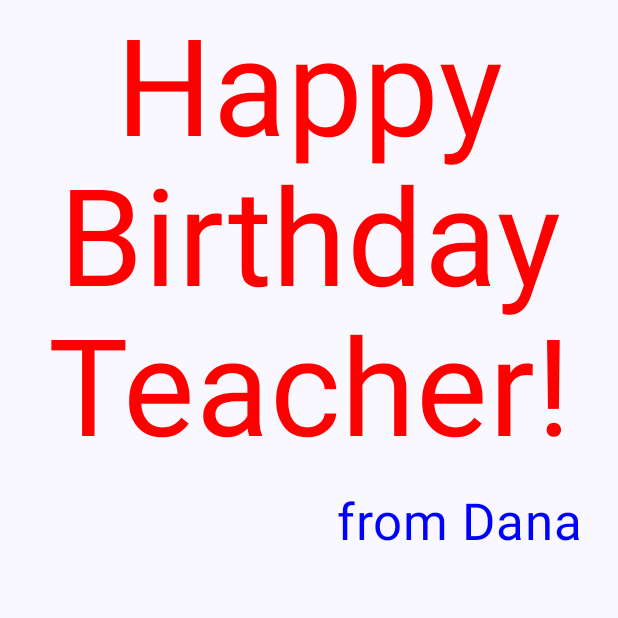
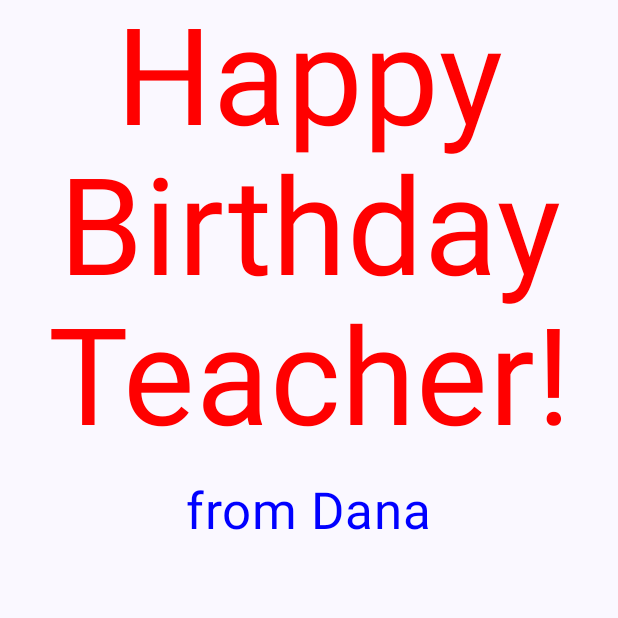
Before and after one commit to Dana-Kaziyeva/Android-projects, an Android app built with Jetpack Compose: the composable GreetingText shown on its own in the app's theme, on a phone screen of 412 x 824 dp, the top half of it. Run offline under Robolectric (Android 15) with nearby library versions, the phone set to English and light mode, and no system bars.

Commit message:
Challenge is done

```diff
--- a/app/src/main/java/com/example/happy_birthday_app/MainActivity.kt
+++ b/app/src/main/java/com/example/happy_birthday_app/MainActivity.kt
@@ -58,7 +58,7 @@ class MainActivity : ComponentActivity() {
 @Composable
 fun GreetingText(message : String = "Happy Birthday Teacher!", from: String = "from Dana", modifier: Modifier = Modifier){
     Column (
-        modifier = modifier.padding(7.dp),
+        modifier = modifier,
         verticalArrangement = Arrangement.Center
     ){
         Text(
@@ -74,7 +74,7 @@ fun GreetingText(message : String = "Happy Birthday Teacher!", from: String = "f
             color = Color.Blue,
             modifier = Modifier
                 .padding(16.dp)
-                .align(alignment = Alignment.End)
+                .align(alignment = Alignment.CenterHorizontally)
         )
     }
 }
```
